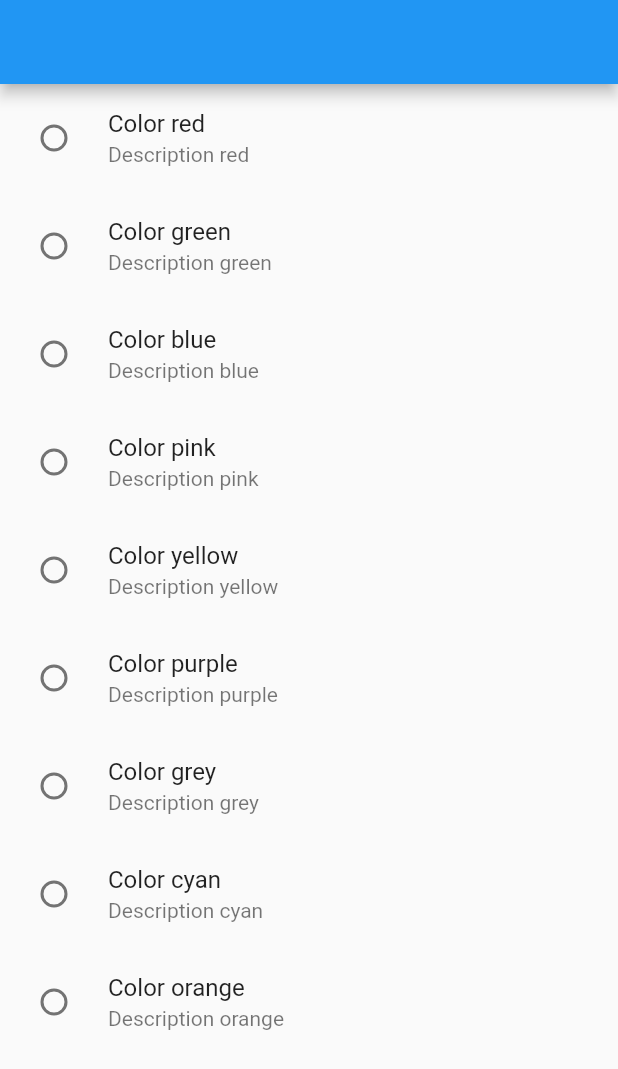
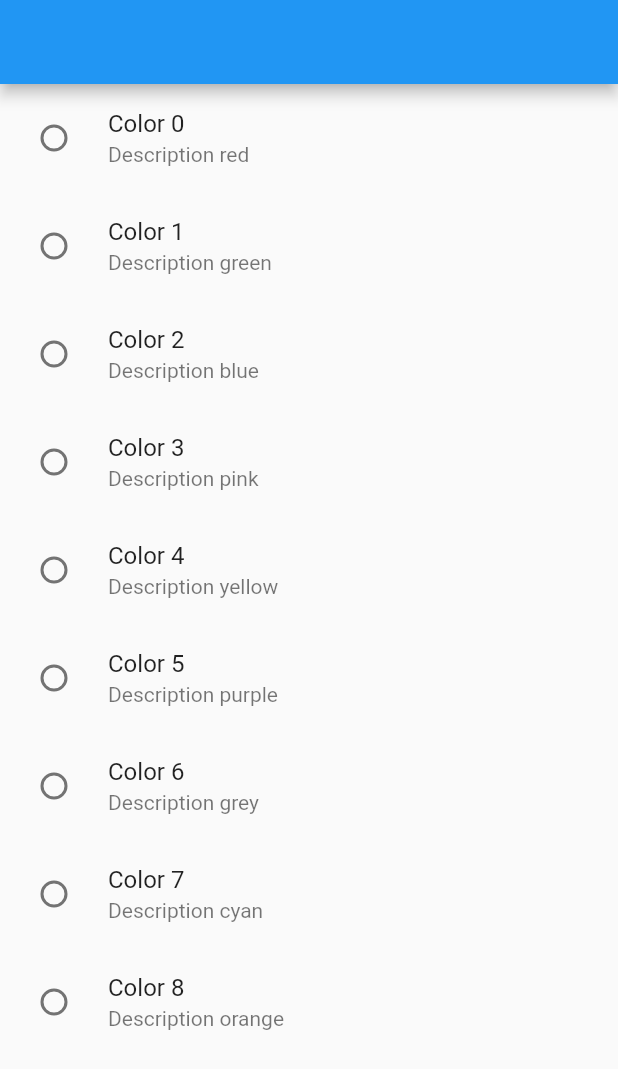
Before and after one commit to dan7sc/flutter-basics, a Flutter app: the screen it shows after launch, on a phone screen of 412 x 824 dp. Shown: the top 1069 px of the screen. Run offline on Flutter 3.47's test engine with Material 2 defaults, Android fonts, the phone set to English and light mode, and no system bars.

Commit message:
Set RadioInListTile inside ListView

```diff
--- a/lib/src/modules/home/home_page.dart
+++ b/lib/src/modules/home/home_page.dart
@@ -17,16 +17,17 @@ class _HomePageState extends State<HomePage> {
       appBar: AppBar(
         title: Text(widget.title ?? ''),
       ),
-      body: SingleChildScrollView(
-        child: Center(
-          child: Column(
-            mainAxisAlignment: MainAxisAlignment.center,
-            children: <Widget>[
-             RadioInListTile(),
-            ],
-          ),
-        ),
-      ),
+      // body: SingleChildScrollView(
+      //   child: Center(
+      //     child: Column(
+      //       mainAxisAlignment: MainAxisAlignment.center,
+      //       children: <Widget>[
+      //        LoginForm(),
+      //       ],
+      //     ),
+      //   ),
+      // ),
+      body: RadioInListTile(),
     );
   }
 }
--- a/lib/src/widgets/common/radio_list_tile.dart
+++ b/lib/src/widgets/common/radio_list_tile.dart
@@ -11,16 +11,17 @@ class _RadioInListTileState extends State<RadioInListTile> {
 
   @override
   Widget build(BuildContext context) {
-    return Column(
-      children: CustomColor.values.map((color) {
+    return ListView.builder(
+      itemCount: CustomColor.values.length,
+      itemBuilder: (context, index) {
         return RadioListTile<CustomColor>(
-          selected: color.isSelected,
-          title: Text('Color ${color.value}'),
-          subtitle: Text('Description ${color.value}'),
-          value: color,
+          selected: _selectedColor != null ? _selectedColor!.isSelected : false,
+          title: Text('Color $index'),
+          subtitle: Text('Description ${CustomColor.values[index].value}'),
+          value: CustomColor.values[index],
           groupValue: _selectedColor,
           activeColor: Colors.black.withOpacity(0.75),
-          selectedTileColor: color.color,
+          selectedTileColor: CustomColor.values[index].isSelected ? CustomColor.values[index].color : Colors.white,
           onChanged: (value) {
             setState(() {
               if(_selectedColor != null) {
@@ -32,7 +33,7 @@ class _RadioInListTileState extends State<RadioInListTile> {
             });
           },
         );
-      }).toList(),
+      },
     );
   }
 }
```
